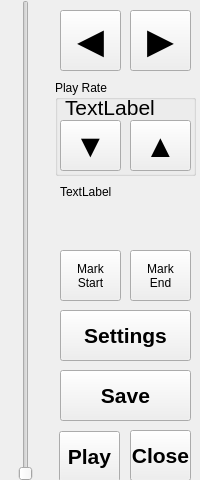
This is src/playbackwindow.ui in krontech/chronos-cam-app as Qt 5 draws it before an edit. The edited form follows.
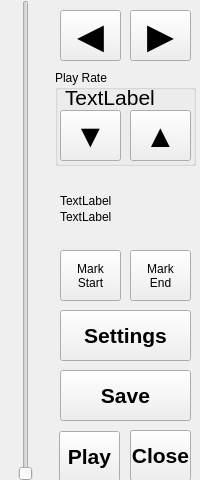
This is the edited form. Custom widgets are drawn as their Qt base class.

Commit message: Current Frame/Total Farmes is shown completely

```diff
--- a/src/playbackwindow.ui
+++ b/src/playbackwindow.ui
@@ -64,7 +64,7 @@
      <x>130</x>
      <y>10</y>
      <width>61</width>
-     <height>61</height>
+     <height>51</height>
     </rect>
    </property>
    <property name="font">
@@ -87,7 +87,7 @@
      <x>60</x>
      <y>10</y>
      <width>61</width>
-     <height>61</height>
+     <height>51</height>
     </rect>
    </property>
    <property name="font">
@@ -188,9 +188,9 @@
    <property name="geometry">
     <rect>
      <x>60</x>
-     <y>185</y>
+     <y>210</y>
      <width>140</width>
-     <height>61</height>
+     <height>41</height>
     </rect>
    </property>
    <property name="text">
@@ -204,7 +204,7 @@
    <property name="geometry">
     <rect>
      <x>55</x>
-     <y>80</y>
+     <y>70</y>
      <width>141</width>
      <height>96</height>
     </rect>
@@ -303,6 +303,35 @@
     <string>Play</string>
    </property>
   </widget>
+  <widget class="QLabel" name="lblCurrentFrame">
+   <property name="geometry">
+    <rect>
+     <x>60</x>
+     <y>190</y>
+     <width>141</width>
+     <height>21</height>
+    </rect>
+   </property>
+   <property name="styleSheet">
+    <string notr="true"/>
+   </property>
+   <property name="text">
+    <string>TextLabel</string>
+   </property>
+  </widget>
+  <widget class="QLabel" name="lblFrame">
+   <property name="geometry">
+    <rect>
+     <x>60</x>
+     <y>170</y>
+     <width>141</width>
+     <height>21</height>
+    </rect>
+   </property>
+   <property name="text">
+    <string/>
+   </property>
+  </widget>
  </widget>
  <customwidgets>
   <customwidget>
```
The commit also changes 3 other files.
